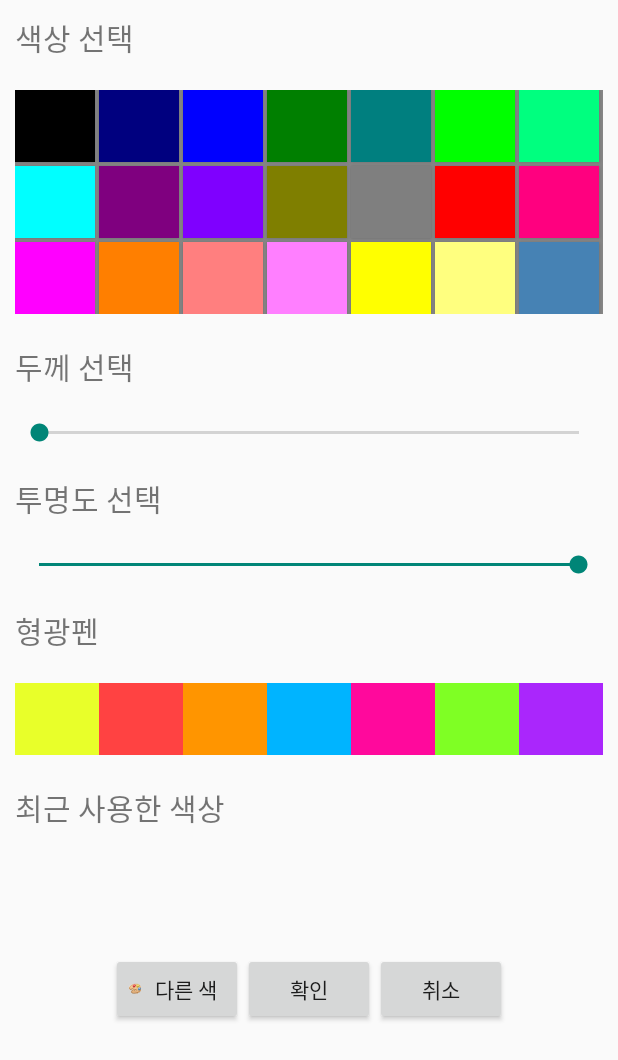
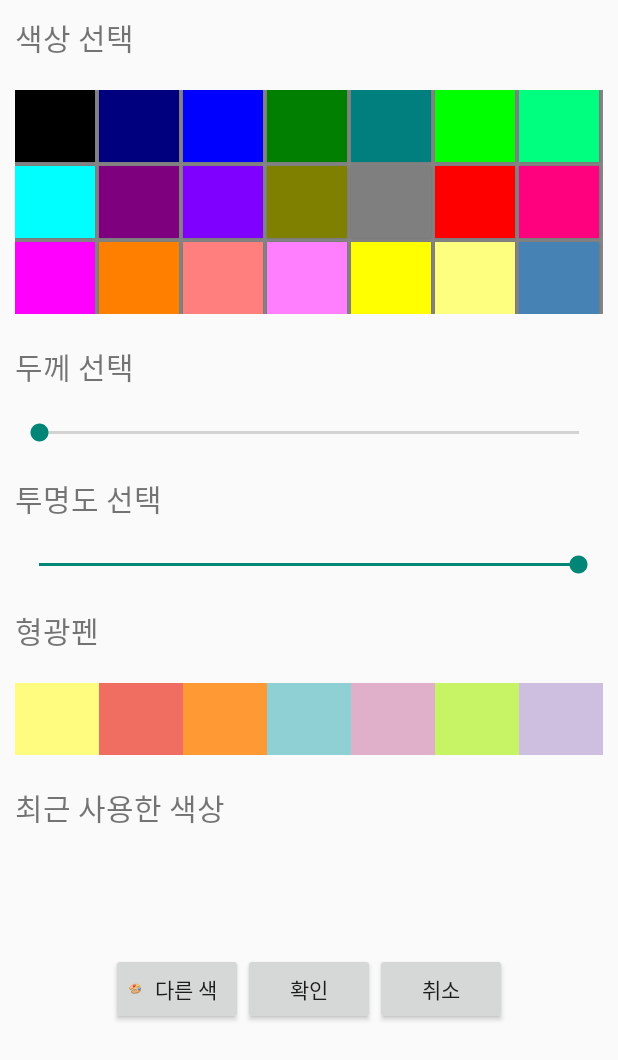
Before and after one commit to YoonDongSoo/KYP, an Android app: the PenPaletteActivity screen opened directly, with no data from a screen before it, on a phone screen of 412 x 824 dp. Shown: the top 1060 px of the screen. Run offline under Robolectric (Android 15) with nearby library versions, the phone set to English and light mode, and no system bars.

Commit message:
형광펜/지우개 오류 수정

```diff
--- a/app/src/main/java/yu/kyp/MemoWriteActivity.java
+++ b/app/src/main/java/yu/kyp/MemoWriteActivity.java
@@ -614,8 +614,7 @@ public class MemoWriteActivity extends BlunoLibrary {
                 for_alpha = getSharedPreferences("alpha_value",MODE_PRIVATE);
                 alpha_temp_value = for_alpha.getInt("alpha_value_is",0);
 
-
-                paintboard.set_alpha(40);
+                paintboard.set_alpha(100);
 
                 //선택되어진 색상을 적용한다.
                 paintboard.updatePaintProperty(mColor, mSize);
--- a/app/src/main/java/yu/kyp/PaintBoard.java
+++ b/app/src/main/java/yu/kyp/PaintBoard.java
@@ -633,9 +633,11 @@ public class PaintBoard extends View {
                 this.getParent().requestDisallowInterceptTouchEvent(true);
 
                 mPath.lineTo(touchX, touchY);
+
                 //지우개 모드일때 손을 떼고 나서 지워지는 문제점을 발견하여 다음의 코드를 추가
-                canvasWrite.drawPath(mPath,mPaint);
-
+                if(mEraserMode == true) {
+                    canvasWrite.drawPath(mPath, mPaint);
+                }
                 break;
             default:
                 return false;
--- a/app/src/main/java/yu/kyp/PenPaletteActivity.java
+++ b/app/src/main/java/yu/kyp/PenPaletteActivity.java
@@ -502,7 +502,7 @@ class NeonPenDataAdapter extends BaseAdapter {
 
     //형광펜의 색상 선택을 위한 Int형 색상 배열 생성
     public static final int [] neoncolors = new int[] {
-            0xffe8ff2a,0xffff4242,0xffff9500,0xff00b4ff,0xffff099c,0xff7fff24,0xffaa26fc
+            0xfffffc7f,0xfff06d61,0xffff9933,0xff8ed0d4,0xffe0b0cb,0xffc7f464,0xffcebfe0
     };
 
     int rowCount;
@@ -583,7 +583,7 @@ class NeonPenDataAdapter extends BaseAdapter {
         // create a Button with the color
         final Button aItem = new Button(mContext);
         aItem.setText(" ");
-        aItem.setAlpha(30);
+        aItem.setAlpha(20);
         aItem.setLayoutParams(params);
         aItem.setPadding(4, 4, 4, 4);
         aItem.setBackgroundColor(neoncolors[position]);
```
